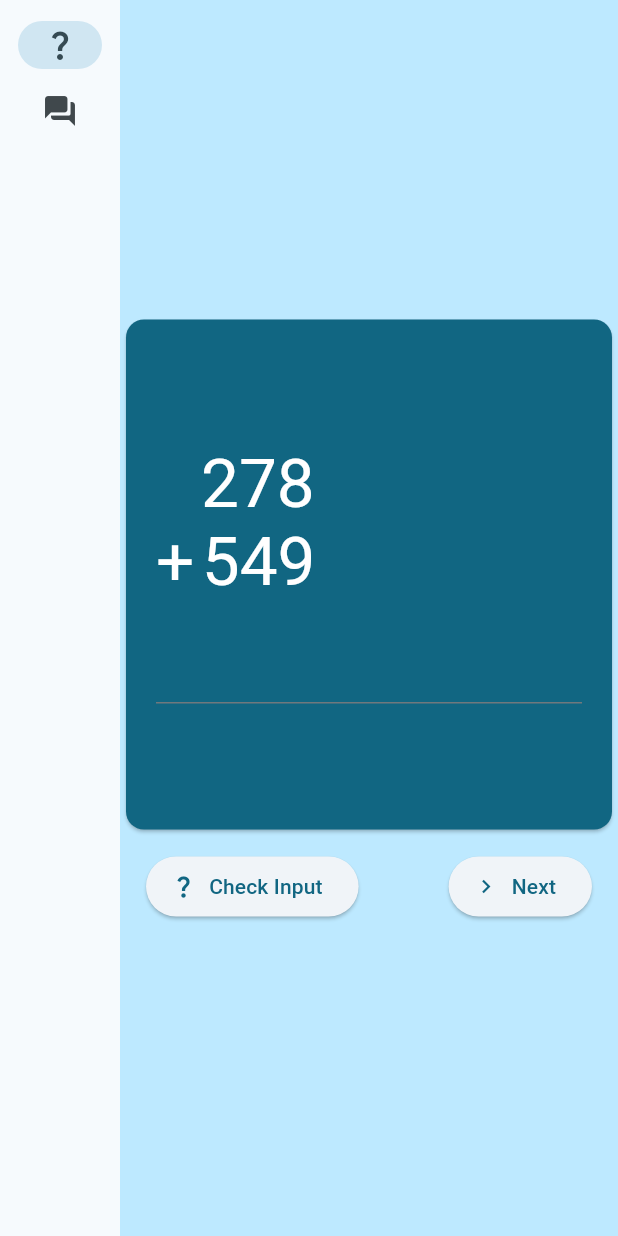
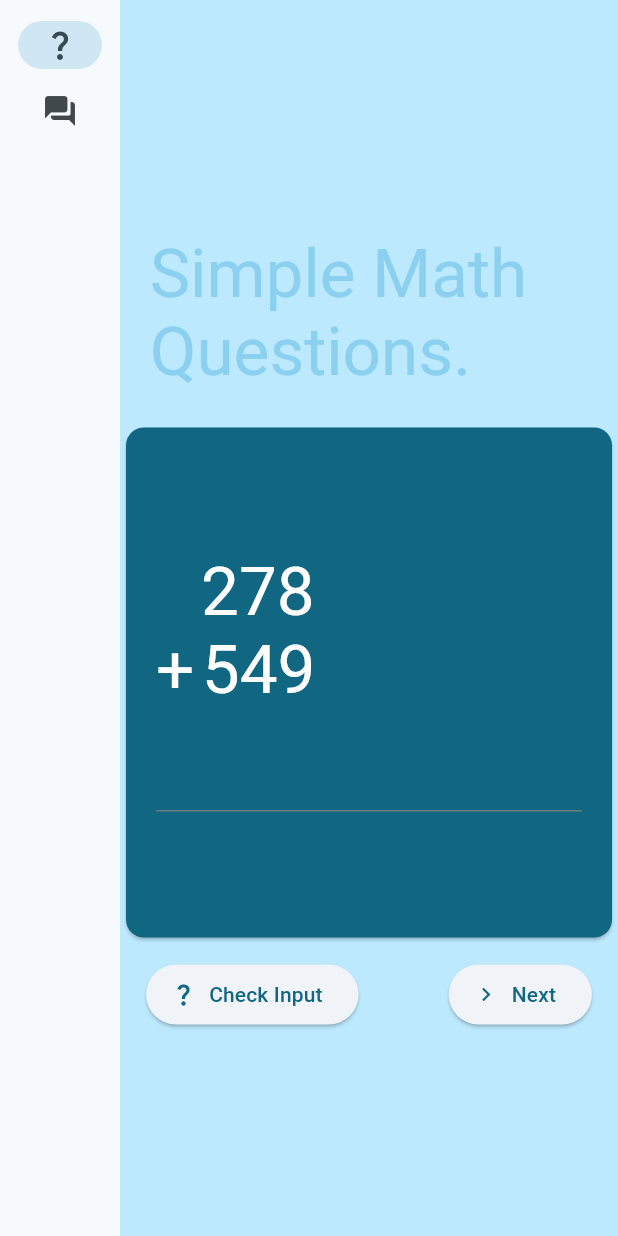
Before and after one commit to comdotlinux/simple-math-tester, a Flutter app: the screen it shows after launch, on a phone screen of 412 x 824 dp. Run offline on Flutter 3.47's test engine with Material 2 defaults, Android fonts, the phone set to English and light mode, and no system bars; missing offline and left inert: dart:html, duration.

Commit message:
Added Header

```diff
--- a/app/lib/problem_page.dart
+++ b/app/lib/problem_page.dart
@@ -1,3 +1,5 @@
+import 'dart:html';
+
 import 'package:flutter/material.dart';
 import 'package:provider/provider.dart';
 import 'package:simple_math_tester/main.dart';
@@ -60,7 +62,16 @@ class _BigCardState extends State<BigCard> {
     final appState = context.watch<MathTesterModel>();
     var theme = Theme.of(context);
     var style = theme.textTheme.displayMedium!.copyWith(color: theme.colorScheme.onPrimary);
-    return Card(
+    return Column(
+      children: [
+        Padding(
+          padding: const EdgeInsets.all(20.0),
+          child: Text(
+            'Simple Math Questions.',
+            style: theme.textTheme.displayMedium!.copyWith(color: theme.colorScheme.inversePrimary),
+          ),
+        ),
+        Card(
           color: theme.colorScheme.primary,
           child: Padding(
             padding: const EdgeInsets.all(20.0),
@@ -108,6 +119,8 @@ class _BigCardState extends State<BigCard> {
               ),
             ),
           ),
+        ),
+      ],
     );
   }
 
```
Lines whose indentation alone changed are shown as unchanged.
